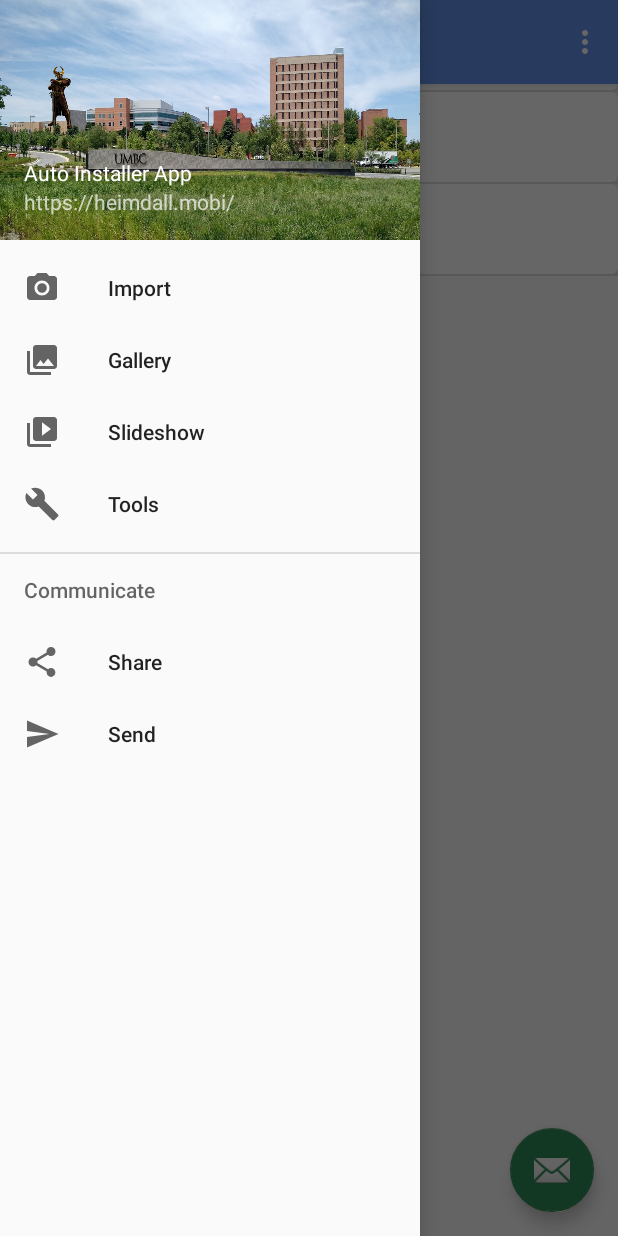
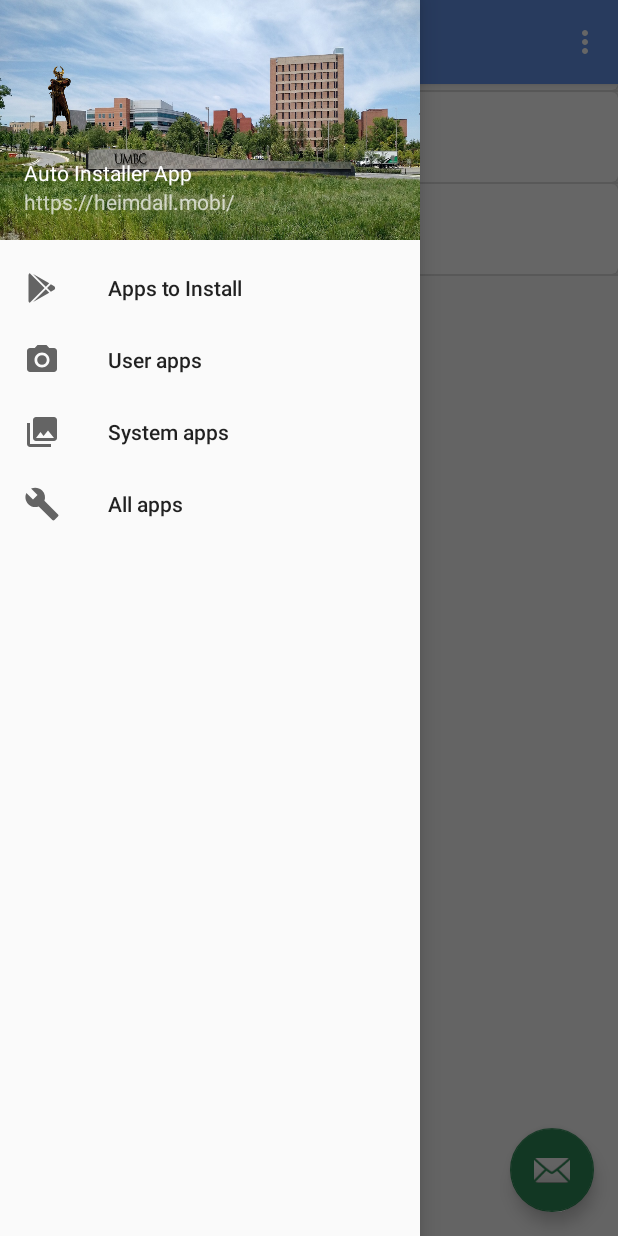
Before and after one commit to prajitdas/AutoInstallerApp, an Android app: the screen it shows after launch (MainActivity), with the side drawer open, on a phone screen of 412 x 824 dp. Run offline under Robolectric (Android 15) with nearby library versions, the phone set to English and light mode, and no system bars.

Commit message:
app link in play store is opening up and not showing on the other apps

```diff
--- /dev/null
+++ b/app/src/main/res/drawable/google_play.xml
@@ -0,0 +1,8 @@
+<!-- drawable/google_play.xml -->
+<vector xmlns:android="http://schemas.android.com/apk/res/android"
+    android:height="24dp"
+    android:width="24dp"
+    android:viewportWidth="24"
+    android:viewportHeight="24">
+    <path android:fillColor="#000" android:pathData="M3,20.5V3.5C3,2.91 3.34,2.39 3.84,2.15L13.69,12L3.84,21.85C3.34,21.6 3,21.09 3,20.5M16.81,15.12L6.05,21.34L14.54,12.85L16.81,15.12M20.16,10.81C20.5,11.08 20.75,11.5 20.75,12C20.75,12.5 20.53,12.9 20.18,13.18L17.89,14.5L15.39,12L17.89,9.5L20.16,10.81M6.05,2.66L16.81,8.88L14.54,11.15L6.05,2.66Z" />
+</vector>
--- a/app/src/main/res/menu/activity_main_drawer.xml
+++ b/app/src/main/res/menu/activity_main_drawer.xml
@@ -3,34 +3,34 @@
 
     <group android:checkableBehavior="single">
         <item
+            android:id="@+id/nav_slideshow"
+            android:icon="@drawable/google_play"
+            android:title="@string/appsToInstallMenuString" />
+        <item
             android:id="@+id/nav_camera"
             android:icon="@drawable/ic_menu_camera"
-            android:title="Import" />
+            android:title="@string/userApps" />
         <item
             android:id="@+id/nav_gallery"
             android:icon="@drawable/ic_menu_gallery"
-            android:title="Gallery" />
-        <item
-            android:id="@+id/nav_slideshow"
-            android:icon="@drawable/ic_menu_slideshow"
-            android:title="Slideshow" />
+            android:title="@string/systemApps" />
         <item
             android:id="@+id/nav_manage"
             android:icon="@drawable/ic_menu_manage"
-            android:title="Tools" />
+            android:title="@string/allApps" />
     </group>
 
-    <item android:title="Communicate">
-        <menu>
-            <item
-                android:id="@+id/nav_share"
-                android:icon="@drawable/ic_menu_share"
-                android:title="Share" />
-            <item
-                android:id="@+id/nav_send"
-                android:icon="@drawable/ic_menu_send"
-                android:title="Send" />
-        </menu>
-    </item>
+    <!--<item android:title="Communicate">-->
+        <!--<menu>-->
+            <!--<item-->
+                <!--android:id="@+id/nav_share"-->
+                <!--android:icon="@drawable/ic_menu_share"-->
+                <!--android:title="Share" />-->
+            <!--<item-->
+                <!--android:id="@+id/nav_send"-->
+                <!--android:icon="@drawable/ic_menu_send"-->
+                <!--android:title="Send" />-->
+        <!--</menu>-->
+    <!--</item>-->
 
 </menu>
--- a/app/src/main/res/values/strings.xml
+++ b/app/src/main/res/values/strings.xml
@@ -11,4 +11,8 @@
     <string name="navigation_drawer_close">Close navigation drawer</string>
 
     <string name="action_settings">Settings</string>
+    <string name="appsToInstallMenuString">Apps to Install</string>
+    <string name="userApps">User apps</string>
+    <string name="systemApps">System apps</string>
+    <string name="allApps">All apps</string>
 </resources>
```
Also changed, not shown: app/src/main/java/edu/umbc/cs/ebiquity/autoinstallerapp/MainActivity.java (+19 -12 lines).
